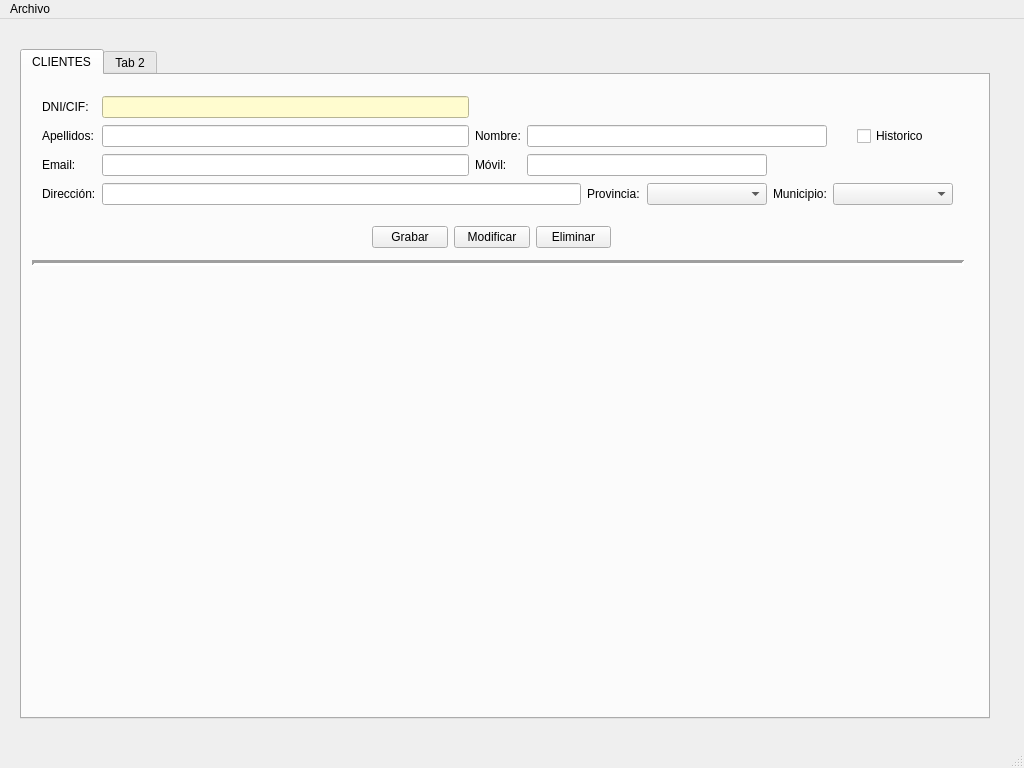
First picture: the form in venPrincipal.ui, repository AmarinoLama/desarrolloInterfaces_Proyecto, before the edit.
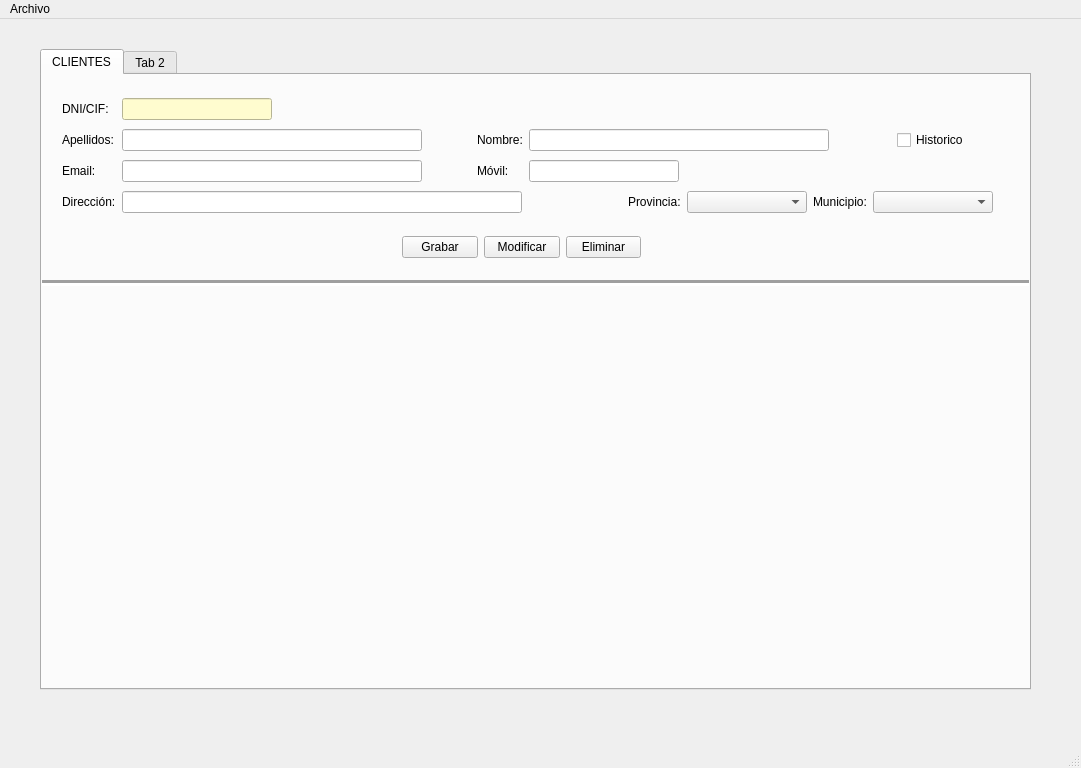
Second picture: the form after the edit.

Commit message: feat() : intentar centrar el panel

```diff
--- a/venPrincipal.ui
+++ b/venPrincipal.ui
@@ -6,7 +6,7 @@
    <rect>
     <x>0</x>
     <y>0</y>
-    <width>1024</width>
+    <width>1081</width>
     <height>768</height>
    </rect>
   </property>
@@ -17,12 +17,15 @@
    <widget class="QTabWidget" name="panPrincipal">
     <property name="geometry">
      <rect>
-      <x>20</x>
+      <x>40</x>
       <y>30</y>
-      <width>970</width>
-      <height>670</height>
+      <width>991</width>
+      <height>641</height>
      </rect>
     </property>
+    <property name="autoFillBackground">
+     <bool>false</bool>
+    </property>
     <property name="currentIndex">
      <number>0</number>
     </property>
@@ -33,9 +36,9 @@
      <widget class="Line" name="line">
       <property name="geometry">
        <rect>
-        <x>10</x>
-        <y>180</y>
-        <width>932</width>
+        <x>-10</x>
+        <y>200</y>
+        <width>1000</width>
         <height>16</height>
        </rect>
       </property>
@@ -46,53 +49,125 @@
        <enum>Qt::Horizontal</enum>
       </property>
      </widget>
-     <widget class="QWidget" name="">
-      <property name="geometry">
-       <rect>
-        <x>350</x>
-        <y>150</y>
-        <width>239</width>
-        <height>25</height>
-       </rect>
-      </property>
-      <layout class="QHBoxLayout" name="horizontalLayout">
-       <item>
-        <widget class="QPushButton" name="btnGrabarcli">
-         <property name="text">
-          <string>Grabar</string>
-         </property>
-        </widget>
-       </item>
-       <item>
-        <widget class="QPushButton" name="btnModifcli">
-         <property name="text">
-          <string>Modificar</string>
-         </property>
-        </widget>
-       </item>
-       <item>
-        <widget class="QPushButton" name="btnDelcli">
-         <property name="text">
-          <string>Eliminar</string>
-         </property>
-        </widget>
-       </item>
-      </layout>
-     </widget>
      <widget class="QWidget" name="">
       <property name="geometry">
        <rect>
         <x>20</x>
         <y>20</y>
-        <width>911</width>
-        <height>111</height>
+        <width>931</width>
+        <height>121</height>
        </rect>
       </property>
       <layout class="QGridLayout" name="gridLayout">
-       <item row="0" column="0">
-        <widget class="QLabel" name="lblDnicli">
+       <item row="3" column="1" colspan="4">
+        <widget class="QLineEdit" name="txtDireccioncli">
+         <property name="minimumSize">
+          <size>
+           <width>400</width>
+           <height>0</height>
+          </size>
+         </property>
+         <property name="maximumSize">
+          <size>
+           <width>400</width>
+           <height>16777215</height>
+          </size>
+         </property>
+        </widget>
+       </item>
+       <item row="2" column="3">
+        <widget class="QLabel" name="lblMovilcli">
          <property name="text">
-          <string>DNI/CIF:</string>
+          <string>Móvil:</string>
+         </property>
+        </widget>
+       </item>
+       <item row="3" column="6">
+        <widget class="QLabel" name="lblProvinciacli">
+         <property name="text">
+          <string>Provincia:</string>
+         </property>
+        </widget>
+       </item>
+       <item row="3" column="0">
+        <widget class="QLabel" name="lblDireccioncli">
+         <property name="text">
+          <string>Dirección:</string>
+         </property>
+        </widget>
+       </item>
+       <item row="1" column="1">
+        <widget class="QLineEdit" name="txtApelcli">
+         <property name="minimumSize">
+          <size>
+           <width>300</width>
+           <height>0</height>
+          </size>
+         </property>
+         <property name="maximumSize">
+          <size>
+           <width>300</width>
+           <height>16777215</height>
+          </size>
+         </property>
+        </widget>
+       </item>
+       <item row="2" column="1">
+        <widget class="QLineEdit" name="txtEmailcli">
+         <property name="minimumSize">
+          <size>
+           <width>300</width>
+           <height>0</height>
+          </size>
+         </property>
+         <property name="maximumSize">
+          <size>
+           <width>300</width>
+           <height>16777215</height>
+          </size>
+         </property>
+        </widget>
+       </item>
+       <item row="3" column="7">
+        <widget class="QComboBox" name="cmbProvinciacli">
+         <property name="minimumSize">
+          <size>
+           <width>120</width>
+           <height>0</height>
+          </size>
+         </property>
+        </widget>
+       </item>
+       <item row="3" column="8">
+        <widget class="QLabel" name="lblMunicipiocli">
+         <property name="text">
+          <string>Municipio:</string>
+         </property>
+        </widget>
+       </item>
+       <item row="1" column="9" alignment="Qt::AlignHCenter">
+        <widget class="QCheckBox" name="chkHistoriacli">
+         <property name="layoutDirection">
+          <enum>Qt::LeftToRight</enum>
+         </property>
+         <property name="text">
+          <string>Historico</string>
+         </property>
+        </widget>
+       </item>
+       <item row="2" column="4" colspan="4">
+        <widget class="QLineEdit" name="txtMovilcli">
+         <property name="minimumSize">
+          <size>
+           <width>120</width>
+           <height>0</height>
+          </size>
+         </property>
+         <property name="maximumSize">
+          <size>
+           <width>150</width>
+           <height>16777215</height>
+          </size>
          </property>
         </widget>
        </item>
@@ -104,6 +179,12 @@
            <height>0</height>
           </size>
          </property>
+         <property name="maximumSize">
+          <size>
+           <width>150</width>
+           <height>16777215</height>
+          </size>
+         </property>
          <property name="styleSheet">
           <string notr="true">background-color: rgb(255, 252, 207);</string>
          </property>
@@ -116,43 +197,29 @@
          </property>
         </widget>
        </item>
-       <item row="1" column="1">
-        <widget class="QLineEdit" name="txtApelcli">
+       <item row="1" column="4" colspan="5">
+        <widget class="QLineEdit" name="txNomcli">
          <property name="minimumSize">
           <size>
            <width>300</width>
            <height>0</height>
           </size>
          </property>
+         <property name="maximumSize">
+          <size>
+           <width>300</width>
+           <height>16777215</height>
+          </size>
+         </property>
         </widget>
        </item>
-       <item row="1" column="2">
+       <item row="1" column="3">
         <widget class="QLabel" name="lblNomCli">
          <property name="text">
           <string>Nombre:</string>
          </property>
         </widget>
        </item>
-       <item row="1" column="3" colspan="4">
-        <widget class="QLineEdit" name="txNomcli">
-         <property name="minimumSize">
-          <size>
-           <width>300</width>
-           <height>0</height>
-          </size>
-         </property>
-        </widget>
-       </item>
-       <item row="1" column="7" alignment="Qt::AlignHCenter">
-        <widget class="QCheckBox" name="chkHistoriacli">
-         <property name="layoutDirection">
-          <enum>Qt::LeftToRight</enum>
-         </property>
-         <property name="text">
-          <string>Historico</string>
-         </property>
-        </widget>
-       </item>
        <item row="2" column="0">
         <widget class="QLabel" name="lblEmailcli">
          <property name="text">
@@ -160,81 +227,101 @@
          </property>
         </widget>
        </item>
-       <item row="2" column="1">
-        <widget class="QLineEdit" name="txtEmailcli">
+       <item row="3" column="9">
+        <widget class="QComboBox" name="cmbMunicipiocli">
          <property name="minimumSize">
           <size>
-           <width>300</width>
+           <width>120</width>
            <height>0</height>
           </size>
          </property>
         </widget>
        </item>
        <item row="2" column="2">
-        <widget class="QLabel" name="lblMovilcli">
-         <property name="text">
-          <string>Móvil:</string>
+        <spacer name="horizontalSpacer">
+         <property name="orientation">
+          <enum>Qt::Horizontal</enum>
          </property>
-        </widget>
-       </item>
-       <item row="2" column="3" colspan="3">
-        <widget class="QLineEdit" name="txtMovilcli">
-         <property name="minimumSize">
+         <property name="sizeType">
+          <enum>QSizePolicy::Fixed</enum>
+         </property>
+         <property name="sizeHint" stdset="0">
           <size>
-           <width>120</width>
-           <height>0</height>
+           <width>20</width>
+           <height>20</height>
           </size>
          </property>
-        </widget>
+        </spacer>
        </item>
-       <item row="3" column="0">
-        <widget class="QLabel" name="lblDireccioncli">
-         <property name="text">
-          <string>Dirección:</string>
+       <item row="1" column="2">
+        <spacer name="horizontalSpacer_2">
+         <property name="orientation">
+          <enum>Qt::Horizontal</enum>
          </property>
-        </widget>
-       </item>
-       <item row="3" column="1" colspan="3">
-        <widget class="QLineEdit" name="txtDireccioncli">
-         <property name="minimumSize">
+         <property name="sizeType">
+          <enum>QSizePolicy::Fixed</enum>
+         </property>
+         <property name="sizeHint" stdset="0">
           <size>
-           <width>400</width>
-           <height>0</height>
+           <width>20</width>
+           <height>20</height>
           </size>
          </property>
-        </widget>
-       </item>
-       <item row="3" column="4">
-        <widget class="QLabel" name="lblProvinciacli">
-         <property name="text">
-          <string>Provincia:</string>
-         </property>
-        </widget>
+        </spacer>
        </item>
        <item row="3" column="5">
-        <widget class="QComboBox" name="cmbProvinciacli">
-         <property name="minimumSize">
+        <spacer name="horizontalSpacer_3">
+         <property name="orientation">
+          <enum>Qt::Horizontal</enum>
+         </property>
+         <property name="sizeType">
+          <enum>QSizePolicy::Fixed</enum>
+         </property>
+         <property name="sizeHint" stdset="0">
           <size>
-           <width>120</width>
-           <height>0</height>
+           <width>20</width>
+           <height>20</height>
           </size>
          </property>
+        </spacer>
+       </item>
+       <item row="0" column="0">
+        <widget class="QLabel" name="lblDnicli">
+         <property name="text">
+          <string>DNI/CIF:</string>
+         </property>
         </widget>
        </item>
-       <item row="3" column="6">
-        <widget class="QLabel" name="lblMunicipiocli">
+      </layout>
+     </widget>
+     <widget class="QWidget" name="">
+      <property name="geometry">
+       <rect>
+        <x>360</x>
+        <y>160</y>
+        <width>239</width>
+        <height>25</height>
+       </rect>
+      </property>
+      <layout class="QHBoxLayout" name="horizontalLayout">
+       <item>
+        <widget class="QPushButton" name="btnGrabarcli">
          <property name="text">
-          <string>Municipio:</string>
+          <string>Grabar</string>
          </property>
         </widget>
        </item>
-       <item row="3" column="7">
-        <widget class="QComboBox" name="cmbMunicipiocli">
-         <property name="minimumSize">
-          <size>
-           <width>120</width>
-           <height>0</height>
-          </size>
+       <item>
+        <widget class="QPushButton" name="btnModifcli">
+         <property name="text">
+          <string>Modificar</string>
+         </property>
+        </widget>
+       </item>
+       <item>
+        <widget class="QPushButton" name="btnDelcli">
+         <property name="text">
+          <string>Eliminar</string>
          </property>
         </widget>
        </item>
@@ -266,7 +353,7 @@
     <rect>
      <x>0</x>
      <y>0</y>
-     <width>1024</width>
+     <width>1081</width>
      <height>21</height>
     </rect>
    </property>
```
The commit also changes 1 other file.
